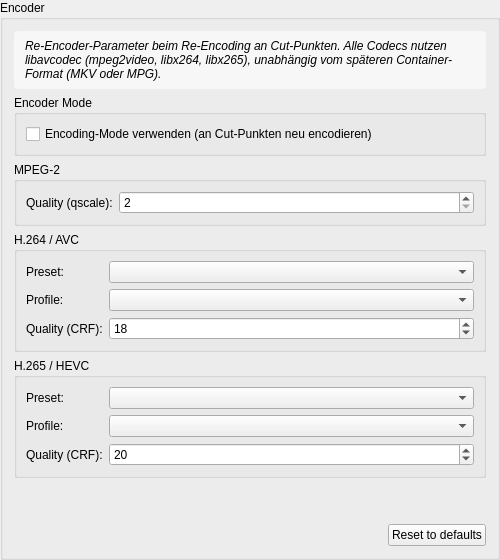
MINIXJR/TTCut-ng, file ui/ttcutsettingsencoderdefaults.ui: the form before one commit.
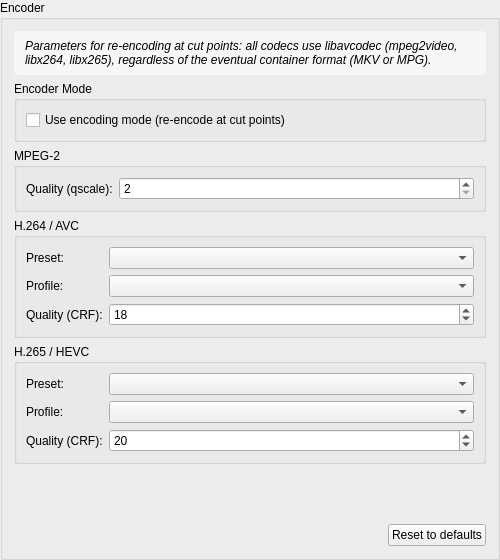
The form after the commit.

Diff of the .ui file:
```diff
--- a/ui/ttcutsettingsencoderdefaults.ui
+++ b/ui/ttcutsettingsencoderdefaults.ui
@@ -11,7 +11,7 @@
    <!-- Description / scope hint -->
    <item>
     <widget class="QLabel" name="laEncoderDescription">
-     <property name="text"><string>Re-Encoder-Parameter beim Re-Encoding an Cut-Punkten. Alle Codecs nutzen libavcodec (mpeg2video, libx264, libx265), unabhängig vom späteren Container-Format (MKV oder MPG).</string></property>
+     <property name="text"><string>Parameters for re-encoding at cut points: all codecs use libavcodec (mpeg2video, libx264, libx265), regardless of the eventual container format (MKV or MPG).</string></property>
      <property name="wordWrap"><bool>true</bool></property>
      <property name="styleSheet"><string notr="true">QLabel { color: palette(window-text); font-style: italic; background-color: palette(alternate-base); padding: 8px; border-radius: 4px; }</string></property>
     </widget>
@@ -24,8 +24,8 @@
      <layout class="QVBoxLayout">
       <item>
        <widget class="QCheckBox" name="cbEncodingMode">
-        <property name="text"><string>Encoding-Mode verwenden (an Cut-Punkten neu encodieren)</string></property>
-        <property name="toolTip"><string>Aktiviert Encoding-Mode: an Cut-Punkten neu encodieren statt stream-copy. Notwendig für Frame-genaue Cuts ohne Keyframe-Alignment.</string></property>
+        <property name="text"><string>Use encoding mode (re-encode at cut points)</string></property>
+        <property name="toolTip"><string>Enables encoding mode: re-encode at cut points instead of stream-copy. Required for frame-accurate cuts without keyframe alignment.</string></property>
        </widget>
       </item>
      </layout>
```
Left out of the diff: 32 changed lines with no effect on the pictures.
